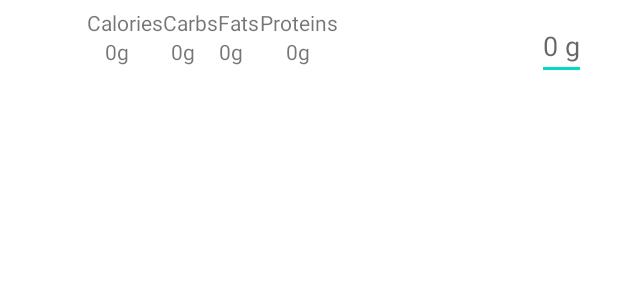
After one commit to InfernoUJ/calco, an Android app: the layout component_of_dish.xml on its own in the app's theme, with its tools: preview values and no code run, on a phone screen of 412 x 824 dp. The commit adds this screen. Shown: the top 300 px of the screen. Run offline under Robolectric (Android 15) with nearby library versions, the phone set to English and light mode, and no system bars.

Commit message:
adding dish creating

```diff
--- a/app/src/main/AndroidManifest.xml
+++ b/app/src/main/AndroidManifest.xml
@@ -12,6 +12,9 @@
         android:supportsRtl="true"
         android:theme="@style/Theme.Calco"
         tools:targetApi="31">
+        <activity
+            android:name=".CreateDishActivity"
+            android:exported="false" />
         <activity
             android:name=".CreateProductActivity"
             android:exported="false" />
--- /dev/null
+++ b/app/src/main/java/com/example/calco/viewmodel/activity/state/CreateDishtUiState.java
@@ -0,0 +1,5 @@
+package com.example.calco.viewmodel.activity.state;
+
+public class CreateDishtUiState {
+
+}
--- /dev/null
+++ b/app/src/main/res/layout/component_of_dish.xml
@@ -0,0 +1,79 @@
+<?xml version="1.0" encoding="utf-8"?>
+<RelativeLayout xmlns:android="http://schemas.android.com/apk/res/android"
+    android:layout_width="match_parent"
+    android:layout_height="match_parent"
+    xmlns:app="http://schemas.android.com/apk/res-auto"
+    android:layout_marginTop="5dp">
+
+<!--    todo refactor unite with component_table_record-->
+    <ImageView
+        android:id="@+id/component_image"
+        android:layout_width="48dp"
+        android:layout_height="48dp" />
+
+    <TextView
+        android:id="@+id/component_name"
+        android:layout_width="wrap_content"
+        android:layout_height="match_parent"
+        android:layout_marginEnd="10dp"
+        android:layout_alignBottom="@id/component_image"
+        android:layout_toEndOf="@id/component_image" />
+
+    <TableLayout
+        android:id="@+id/component_ccfp_table"
+        android:layout_width="300dp"
+        android:layout_height="match_parent"
+        android:layout_toEndOf="@id/component_name"
+        android:layout_alignBottom="@id/component_image">
+        <TableRow>
+            <TextView
+                android:text="Calories"
+                android:gravity="center"/>
+            <TextView
+                android:text="Carbs"
+                android:gravity="center"/>
+            <TextView
+                android:text="Fats"
+                android:gravity="center"/>
+            <TextView
+                android:text="Proteins"
+                android:gravity="center"/>
+        </TableRow>
+        <TableRow>
+            <TextView
+                android:id="@+id/component_calories"
+                android:gravity="center"
+                android:layout_width="wrap_content"
+                android:layout_marginEnd="10dp"
+                android:text="0g"/>
+            <TextView
+                android:id="@+id/component_carbs"
+                android:gravity="center"
+                android:layout_width="wrap_content"
+                android:layout_marginEnd="10dp"
+                android:text="0g"/>
+            <TextView
+                android:id="@+id/component_fats"
+                android:layout_width="wrap_content"
+                android:layout_marginEnd="10dp"
+                android:gravity="center"
+                android:text="0g"/>
+            <TextView
+                android:id="@+id/component_proteins"
+                android:layout_width="wrap_content"
+                android:gravity="center"
+                android:text="0g"/>
+        </TableRow>
+    </TableLayout>
+
+    <EditText
+        android:id="@+id/amount_in_g"
+        android:layout_width="wrap_content"
+        android:layout_height="wrap_content"
+        android:layout_toEndOf="@id/component_ccfp_table"
+        android:layout_alignBottom="@id/component_image"
+        android:hint="0 g"/>
+
+
+
+</RelativeLayout>
```
Also changed, not shown: app/src/main/java/com/example/calco/AddFoodActivity.java (+11 -2 lines), app/src/main/java/com/example/calco/CreateDishActivity.java (added, +47 -0 lines), app/src/main/java/com/example/calco/viewmodel/activity/CreateDishVM.java (added, +13 -0 lines), app/src/main/res/layout/activity_add_food.xml (+11 -1 lines), app/src/main/res/layout/activity_create_dish.xml (added, +36 -0 lines).
